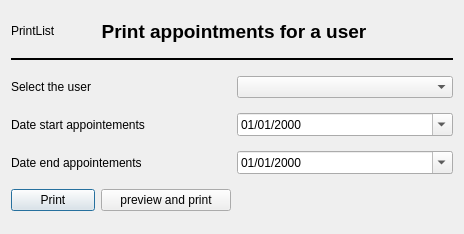
First picture: the form in Programmes/MedinTuxTools-QT4/Agenda/C_Dlg_ImprimerRDV.ui, repository leo-naeka/medintux, before the edit.
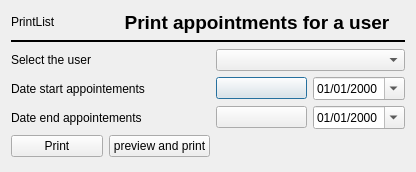
Second picture: the form after the edit.

Commit message:
Manager-Agenda : boutons de saisie de la date date
sur le dialogue de recherche des rdv utilisateur

Patch:
```diff
--- a/Programmes/MedinTuxTools-QT4/Agenda/C_Dlg_ImprimerRDV.ui
+++ b/Programmes/MedinTuxTools-QT4/Agenda/C_Dlg_ImprimerRDV.ui
@@ -6,8 +6,8 @@
    <rect>
     <x>0</x>
     <y>0</y>
-    <width>464</width>
-    <height>234</height>
+    <width>416</width>
+    <height>172</height>
    </rect>
   </property>
   <property name="windowTitle">
@@ -27,7 +27,7 @@
      </property>
     </widget>
    </item>
-   <item row="0" column="1" colspan="2">
+   <item row="0" column="1" colspan="3">
     <widget class="QLabel" name="label_titre">
      <property name="sizePolicy">
       <sizepolicy hsizetype="Preferred" vsizetype="Preferred">
@@ -79,7 +79,14 @@
      </property>
     </widget>
    </item>
-   <item row="3" column="2" colspan="2">
+   <item row="3" column="2">
+    <widget class="QPushButton" name="pushButton_DateDeb">
+     <property name="text">
+      <string/>
+     </property>
+    </widget>
+   </item>
+   <item row="3" column="3">
     <widget class="QDateEdit" name="dateEdit_dateDeb">
      <property name="displayFormat">
       <string>dd/MM/yyyy</string>
@@ -96,7 +103,14 @@
      </property>
     </widget>
    </item>
-   <item row="4" column="2" colspan="2">
+   <item row="4" column="2">
+    <widget class="QPushButton" name="pushButton_DateEnd">
+     <property name="text">
+      <string/>
+     </property>
+    </widget>
+   </item>
+   <item row="4" column="3">
     <widget class="QDateEdit" name="dateEdit_dateFin">
      <property name="displayFormat">
       <string>dd/MM/yyyy</string>
```
The commit also changes 7 other files.
